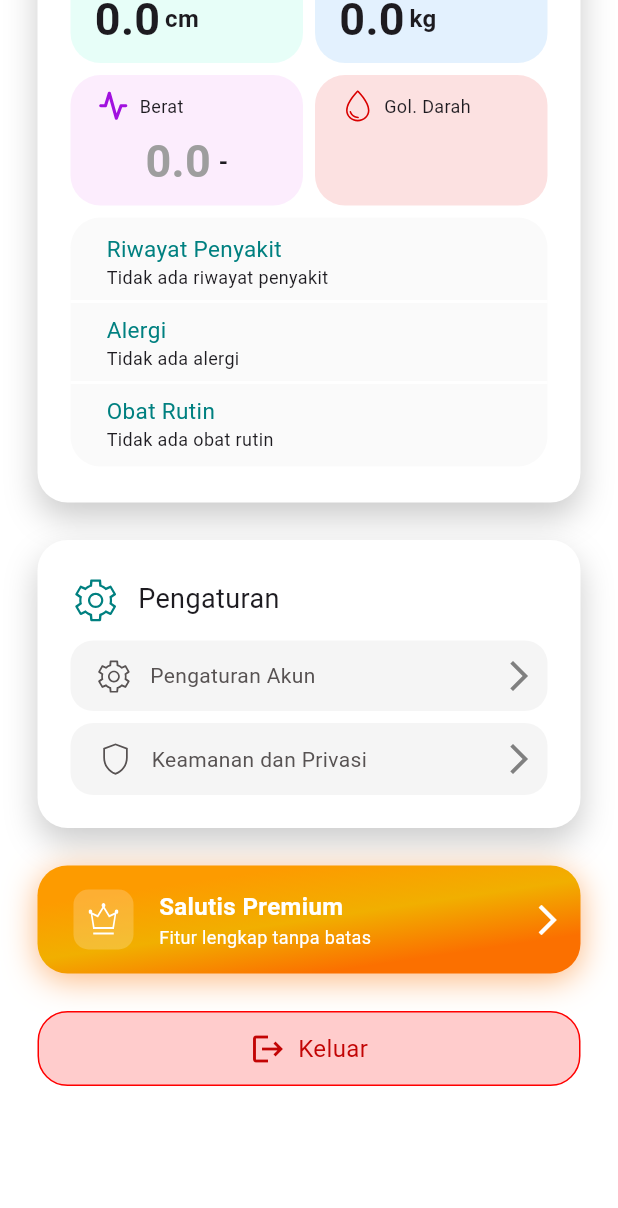
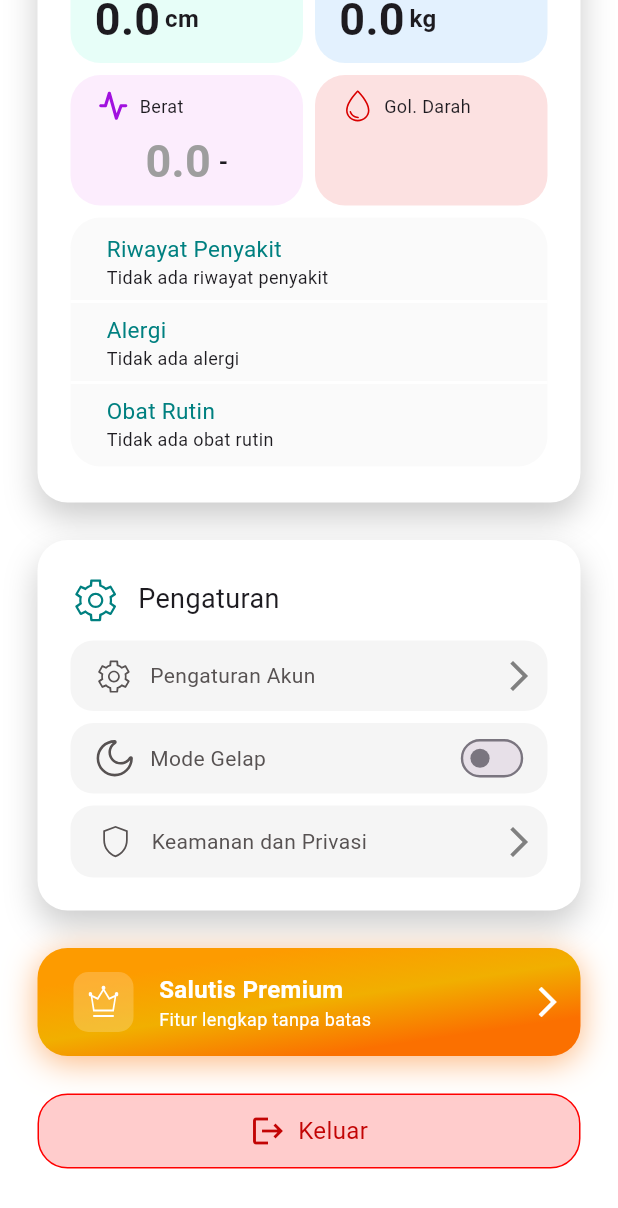
Before and after one commit to mii-harits/Solutis_Project, a Flutter app: the ProfileScreen screen opened directly, scrolled down 398 dp, on a phone screen of 412 x 824 dp. Shown: the top 1208 px of the screen. Run offline on Flutter 3.47's test engine with Material 3 defaults, Android fonts, the light colour scheme and no system bars; our stand-ins replace cloud_firestore, firebase_auth, firebase_core, firebase_storage, flutter_svg, google_sign_in and 4 more; accounts and stored records are empty; network calls fail; project files that could hold a hidden picture were left out.

Commit message:
feat: update profile screen to display default username and enhance UI for theme toggle

```diff
--- a/lib/view/profile/profile_screen.dart
+++ b/lib/view/profile/profile_screen.dart
@@ -201,14 +201,20 @@
                                   crossAxisAlignment: CrossAxisAlignment.start,
                                   children: [
                                     Text(
-                                      userModel?.username ?? "Pengguna",
-                                      style: TextStyle(fontSize: 20),
+                                      (userModel?.username != null &&
+                                              userModel!.username
+                                                  .trim()
+                                                  .isNotEmpty)
+                                          ? userModel!.username
+                                          : "Pengguna Baru",
+                                      style: TextStyle(fontSize: 19),
                                     ),
+                                    SizedBox(height: 4),
                                     Text(
                                       userModel?.email ?? "-",
                                       style: TextStyle(
                                         color: AppColor.grey1,
-                                        fontSize: 14,
+                                        fontSize: 15,
                                       ),
                                     ),
                                   ],
@@ -725,56 +731,57 @@
 
                           SizedBox(height: 8),
 
-                          // Container(
-                          //   padding: EdgeInsets.only(
-                          //     top: 10,
-                          //     bottom: 10,
-                          //     left: 16,
-                          //     right: 7,
-                          //   ),
-                          //   decoration: BoxDecoration(
-                          //     borderRadius: BorderRadius.circular(15),
-                          //     color: AppColor.grey2.withOpacity(0.08),
-                          //   ),
-                          //   child: Row(
-                          //     children: [
-                          //       SvgPicture.asset(
-                          //         isOn
-                          //             ? "assets/icons/Profile Icon/Sun.svg"
-                          //             : "assets/icons/Profile Icon/Moon.svg",
-                          //         height: 27,
-                          //         width: 27,
-                          //       ),
+                          Container(
+                            padding: EdgeInsets.only(
+                              top: 10,
+                              bottom: 10,
+                              left: 16,
+                              right: 7,
+                            ),
+                            decoration: BoxDecoration(
+                              borderRadius: BorderRadius.circular(15),
+                              color: AppColor.grey2.withOpacity(0.08),
+                            ),
+                            child: Row(
+                              children: [
+                                SvgPicture.asset(
+                                  isOn
+                                      ? "assets/icons/Profile Icon/Sun.svg"
+                                      : "assets/icons/Profile Icon/Moon.svg",
+                                  height: 27,
+                                  width: 27,
+                                ),
 
-                          //       SizedBox(width: 10),
+                                SizedBox(width: 10),
 
-                          //       Text(
-                          //         isOn ? 'Mode Terang' : 'Mode Gelap',
-                          //         style: TextStyle(color: AppColor.grey1),
-                          //       ),
+                                Text(
+                                  isOn ? 'Mode Terang' : 'Mode Gelap',
+                                  style: TextStyle(color: AppColor.grey1),
+                                ),
 
-                          //       Spacer(),
+                                Spacer(),
 
-                          //       SizedBox(
-                          //         height: 26,
-                          //         child: Transform.scale(
-                          //           scale: 0.8,
-                          //           child: Switch(
-                          //             value: isOn,
-                          //             activeColor: AppColor.grey1,
-                          //             onChanged: (value) {
-                          //               setState(() {
-                          //                 isOn = value;
-                          //               });
-                          //             },
-                          //           ),
-                          //         ),
-                          //       ),
-                          //     ],
-                          //   ),
-                          // ),
+                                SizedBox(
+                                  height: 26,
+                                  child: Transform.scale(
+                                    scale: 0.8,
+                                    child: Switch(
+                                      value: isOn,
+                                      activeColor: AppColor.grey1,
+                                      onChanged: (value) {
+                                        setState(() {
+                                          isOn = value;
+                                        });
+                                      },
+                                    ),
+                                  ),
+                                ),
+                              ],
+                            ),
+                          ),
 
-                          // SizedBox(height: 8),
+                          SizedBox(height: 8),
+
                           InkWell(
                             onTap: () {
                               context.push(const SecurityPrivacyScreen());
```
